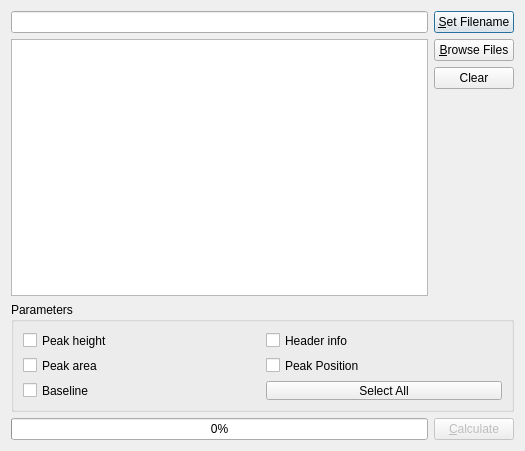
This is ui/batch_dialog.ui in knipe1/oes-spa as Qt 5 draws it before an edit. The edited form follows.
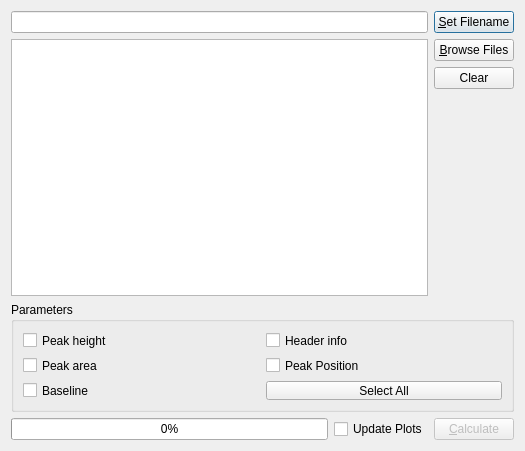
This is the edited form. Icons and pictures are not drawn.

Commit message: Adding updatePlots property and checkbox to enable on the fly updating of the plots while mulit calculation Adjusting and adding several tests and ui

What changed in the file:
```diff
--- a/ui/batch_dialog.ui
+++ b/ui/batch_dialog.ui
@@ -191,6 +191,16 @@
        </property>
       </widget>
      </item>
+     <item>
+      <widget class="QCheckBox" name="cbUpdatePlots">
+       <property name="enabled">
+        <bool>true</bool>
+       </property>
+       <property name="text">
+        <string>Update Plots</string>
+       </property>
+      </widget>
+     </item>
      <item>
       <widget class="QPushButton" name="btnCalculate">
        <property name="enabled">
```
Left out of the diff: 4 changed lines with no effect on the pictures. The commit also changes 5 other files.
